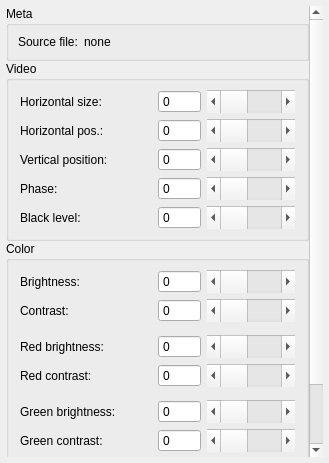
First picture: the form in src/display/qt/dialogs/ui/video_and_color_dialog.ui, repository mrehkopf/vcs, before the edit.
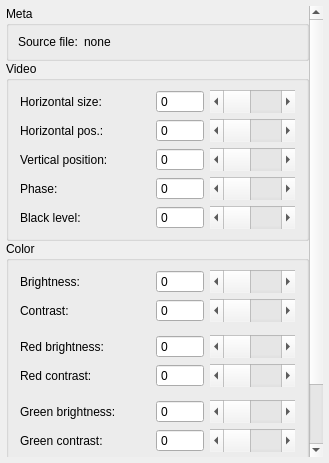
Second picture: the form after the edit.

Commit message:
GUI: Tweak layout of video/color adjust dialog
I don't like the layout of this dialog still. Too much space is used up
by descriptive labels, etc. But for now it is what is is.

```diff
--- a/src/display/qt/dialogs/ui/video_and_color_dialog.ui
+++ b/src/display/qt/dialogs/ui/video_and_color_dialog.ui
@@ -119,11 +119,17 @@
           <item row="3" column="1">
            <widget class="QSpinBox" name="spinBox_videoVerPos">
             <property name="sizePolicy">
-             <sizepolicy hsizetype="Preferred" vsizetype="Preferred">
+             <sizepolicy hsizetype="Maximum" vsizetype="Preferred">
               <horstretch>0</horstretch>
               <verstretch>0</verstretch>
              </sizepolicy>
             </property>
+            <property name="minimumSize">
+             <size>
+              <width>48</width>
+              <height>0</height>
+             </size>
+            </property>
             <property name="buttonSymbols">
              <enum>QAbstractSpinBox::NoButtons</enum>
             </property>
@@ -158,11 +164,17 @@
           <item row="4" column="1">
            <widget class="QSpinBox" name="spinBox_videoPhase">
             <property name="sizePolicy">
-             <sizepolicy hsizetype="Preferred" vsizetype="Preferred">
+             <sizepolicy hsizetype="Maximum" vsizetype="Preferred">
               <horstretch>0</horstretch>
               <verstretch>0</verstretch>
              </sizepolicy>
             </property>
+            <property name="minimumSize">
+             <size>
+              <width>48</width>
+              <height>0</height>
+             </size>
+            </property>
             <property name="buttonSymbols">
              <enum>QAbstractSpinBox::NoButtons</enum>
             </property>
@@ -183,6 +195,18 @@
           </item>
           <item row="4" column="0">
            <widget class="QLabel" name="label_4">
+            <property name="sizePolicy">
+             <sizepolicy hsizetype="Maximum" vsizetype="Preferred">
+              <horstretch>0</horstretch>
+              <verstretch>0</verstretch>
+             </sizepolicy>
+            </property>
+            <property name="minimumSize">
+             <size>
+              <width>130</width>
+              <height>0</height>
+             </size>
+            </property>
             <property name="text">
              <string>Phase:</string>
             </property>
@@ -206,6 +230,18 @@
           </item>
           <item row="1" column="0">
            <widget class="QLabel" name="label">
+            <property name="sizePolicy">
+             <sizepolicy hsizetype="Maximum" vsizetype="Preferred">
+              <horstretch>0</horstretch>
+              <verstretch>0</verstretch>
+             </sizepolicy>
+            </property>
+            <property name="minimumSize">
+             <size>
+              <width>130</width>
+              <height>0</height>
+             </size>
+            </property>
             <property name="text">
              <string>Horizontal pos.:</string>
             </property>
@@ -213,6 +249,18 @@
           </item>
           <item row="0" column="0">
            <widget class="QLabel" name="label_2">
+            <property name="sizePolicy">
+             <sizepolicy hsizetype="Maximum" vsizetype="Preferred">
+              <horstretch>0</horstretch>
+              <verstretch>0</verstretch>
+             </sizepolicy>
+            </property>
+            <property name="minimumSize">
+             <size>
+              <width>130</width>
+              <height>0</height>
+             </size>
+            </property>
             <property name="text">
              <string>Horizontal size:</string>
             </property>
@@ -220,6 +268,18 @@
           </item>
           <item row="3" column="0">
            <widget class="QLabel" name="label_3">
+            <property name="sizePolicy">
+             <sizepolicy hsizetype="Maximum" vsizetype="Preferred">
+              <horstretch>0</horstretch>
+              <verstretch>0</verstretch>
+             </sizepolicy>
+            </property>
+            <property name="minimumSize">
+             <size>
+              <width>130</width>
+              <height>0</height>
+             </size>
+            </property>
             <property name="text">
              <string>Vertical position:</string>
             </property>
@@ -228,11 +288,17 @@
           <item row="1" column="1">
            <widget class="QSpinBox" name="spinBox_videoHorPos">
             <property name="sizePolicy">
-             <sizepolicy hsizetype="Preferred" vsizetype="Preferred">
+             <sizepolicy hsizetype="Maximum" vsizetype="Preferred">
               <horstretch>0</horstretch>
               <verstretch>0</verstretch>
              </sizepolicy>
             </property>
+            <property name="minimumSize">
+             <size>
+              <width>48</width>
+              <height>0</height>
+             </size>
+            </property>
             <property name="buttonSymbols">
              <enum>QAbstractSpinBox::NoButtons</enum>
             </property>
@@ -240,6 +306,18 @@
           </item>
           <item row="5" column="0">
            <widget class="QLabel" name="label_5">
+            <property name="sizePolicy">
+             <sizepolicy hsizetype="Maximum" vsizetype="Preferred">
+              <horstretch>0</horstretch>
+              <verstretch>0</verstretch>
+             </sizepolicy>
+            </property>
+            <property name="minimumSize">
+             <size>
+              <width>130</width>
+              <height>0</height>
+             </size>
+            </property>
             <property name="text">
              <string>Black level:</string>
             </property>
@@ -261,11 +339,17 @@
           <item row="0" column="1">
            <widget class="QSpinBox" name="spinBox_videoHorSize">
             <property name="sizePolicy">
-             <sizepolicy hsizetype="Preferred" vsizetype="Preferred">
+             <sizepolicy hsizetype="Maximum" vsizetype="Preferred">
               <horstretch>0</horstretch>
               <verstretch>0</verstretch>
              </sizepolicy>
             </property>
+            <property name="minimumSize">
+             <size>
+              <width>48</width>
+              <height>0</height>
+             </size>
+            </property>
             <property name="buttonSymbols">
              <enum>QAbstractSpinBox::NoButtons</enum>
             </property>
@@ -274,11 +358,17 @@
           <item row="5" column="1">
            <widget class="QSpinBox" name="spinBox_videoBlackLevel">
             <property name="sizePolicy">
-             <sizepolicy hsizetype="Preferred" vsizetype="Preferred">
+             <sizepolicy hsizetype="Maximum" vsizetype="Preferred">
               <horstretch>0</horstretch>
               <verstretch>0</verstretch>
              </sizepolicy>
             </property>
+            <property name="minimumSize">
+             <size>
+              <width>48</width>
+              <height>0</height>
+             </size>
+            </property>
             <property name="buttonSymbols">
              <enum>QAbstractSpinBox::NoButtons</enum>
             </property>
@@ -344,11 +434,17 @@
           <item row="0" column="1">
            <widget class="QSpinBox" name="spinBox_colorBright">
             <property name="sizePolicy">
-             <sizepolicy hsizetype="Preferred" vsizetype="Preferred">
+             <sizepolicy hsizetype="Maximum" vsizetype="Preferred">
               <horstretch>0</horstretch>
               <verstretch>0</verstretch>
              </sizepolicy>
             </property>
+            <property name="minimumSize">
+             <size>
+              <width>48</width>
+              <height>0</height>
+             </size>
+            </property>
             <property name="buttonSymbols">
              <enum>QAbstractSpinBox::NoButtons</enum>
             </property>
@@ -357,11 +453,17 @@
           <item row="1" column="1">
            <widget class="QSpinBox" name="spinBox_colorContr">
             <property name="sizePolicy">
-             <sizepolicy hsizetype="Preferred" vsizetype="Preferred">
+             <sizepolicy hsizetype="Maximum" vsizetype="Preferred">
               <horstretch>0</horstretch>
               <verstretch>0</verstretch>
              </sizepolicy>
             </property>
+            <property name="minimumSize">
+             <size>
+              <width>48</width>
+              <height>0</height>
+             </size>
+            </property>
             <property name="buttonSymbols">
              <enum>QAbstractSpinBox::NoButtons</enum>
             </property>
@@ -383,11 +485,17 @@
           <item row="7" column="1">
            <widget class="QSpinBox" name="spinBox_colorContrGreen">
             <property name="sizePolicy">
-             <sizepolicy hsizetype="Preferred" vsizetype="Preferred">
+             <sizepolicy hsizetype="Maximum" vsizetype="Preferred">
               <horstretch>0</horstretch>
               <verstretch>0</verstretch>
              </sizepolicy>
             </property>
+            <property name="minimumSize">
+             <size>
+              <width>48</width>
+              <height>0</height>
+             </size>
+            </property>
             <property name="buttonSymbols">
              <enum>QAbstractSpinBox::NoButtons</enum>
             </property>
@@ -395,6 +503,18 @@
           </item>
           <item row="4" column="0">
            <widget class="QLabel" name="label_11">
+            <property name="sizePolicy">
+             <sizepolicy hsizetype="Maximum" vsizetype="Preferred">
+              <horstretch>0</horstretch>
+              <verstretch>0</verstretch>
+             </sizepolicy>
+            </property>
+            <property name="minimumSize">
+             <size>
+              <width>130</width>
+              <height>0</height>
+             </size>
+            </property>
             <property name="text">
              <string>Red contrast:</string>
             </property>
@@ -483,6 +603,18 @@
           </item>
           <item row="0" column="0">
            <widget class="QLabel" name="label_6">
+            <property name="sizePolicy">
+             <sizepolicy hsizetype="Maximum" vsizetype="Preferred">
+              <horstretch>0</horstretch>
+              <verstretch>0</verstretch>
+             </sizepolicy>
+            </property>
+            <property name="minimumSize">
+             <size>
+              <width>130</width>
+              <height>0</height>
+             </size>
+            </property>
             <property name="text">
              <string>Brightness:</string>
             </property>
@@ -494,11 +626,17 @@
           <item row="6" column="1">
            <widget class="QSpinBox" name="spinBox_colorBrightGreen">
             <property name="sizePolicy">
-             <sizepolicy hsizetype="Preferred" vsizetype="Preferred">
+             <sizepolicy hsizetype="Maximum" vsizetype="Preferred">
               <horstretch>0</horstretch>
               <verstretch>0</verstretch>
              </sizepolicy>
             </property>
+            <property name="minimumSize">
+             <size>
+              <width>48</width>
+              <height>0</height>
+             </size>
+            </property>
             <property name="buttonSymbols">
              <enum>QAbstractSpinBox::NoButtons</enum>
             </property>
@@ -519,6 +657,18 @@
           </item>
           <item row="3" column="0">
            <widget class="QLabel" name="label_8">
+            <property name="sizePolicy">
+             <sizepolicy hsizetype="Maximum" vsizetype="Preferred">
+              <horstretch>0</horstretch>
+              <verstretch>0</verstretch>
+             </sizepolicy>
+            </property>
+            <property name="minimumSize">
+             <size>
+              <width>130</width>
+              <height>0</height>
+             </size>
+            </property>
             <property name="text">
              <string>Red brightness:</string>
             </property>
@@ -530,11 +680,17 @@
           <item row="3" column="1">
            <widget class="QSpinBox" name="spinBox_colorBrightRed">
             <property name="sizePolicy">
-             <sizepolicy hsizetype="Preferred" vsizetype="Preferred">
+             <sizepolicy hsizetype="Maximum" vsizetype="Preferred">
               <horstretch>0</horstretch>
               <verstretch>0</verstretch>
              </sizepolicy>
             </property>
+            <property name="minimumSize">
+             <size>
+              <width>48</width>
+              <height>0</height>
+             </size>
+            </property>
             <property name="buttonSymbols">
              <enum>QAbstractSpinBox::NoButtons</enum>
             </property>
@@ -542,6 +698,18 @@
           </item>
           <item row="7" column="0">
            <widget class="QLabel" name="label_12">
+            <property name="sizePolicy">
+             <sizepolicy hsizetype="Maximum" vsizetype="Preferred">
+              <horstretch>0</horstretch>
+              <verstretch>0</verstretch>
+             </sizepolicy>
+            </property>
+            <property name="minimumSize">
+             <size>
+              <width>130</width>
+              <height>0</height>
+             </size>
+            </property>
             <property name="text">
              <string>Green contrast:</string>
             </property>
@@ -565,6 +733,18 @@
           </item>
           <item row="6" column="0">
            <widget class="QLabel" name="label_9">
+            <property name="sizePolicy">
+             <sizepolicy hsizetype="Maximum" vsizetype="Preferred">
+              <horstretch>0</horstretch>
+              <verstretch>0</verstretch>
+             </sizepolicy>
+            </property>
+            <property name="minimumSize">
+             <size>
+              <width>130</width>
+              <height>0</height>
+             </size>
+            </property>
             <property name="text">
              <string>Green brightness:</string>
             </property>
@@ -588,6 +768,18 @@
           </item>
           <item row="1" column="0">
            <widget class="QLabel" name="label_7">
+            <property name="sizePolicy">
+             <sizepolicy hsizetype="Maximum" vsizetype="Preferred">
+              <horstretch>0</horstretch>
+              <verstretch>0</verstretch>
+             </sizepolicy>
+            </property>
+            <property name="minimumSize">
+             <size>
+              <width>130</width>
+              <height>0</height>
+             </size>
+            </property>
             <property name="text">
              <string>Contrast:</string>
             </property>
@@ -625,11 +817,17 @@
           <item row="4" column="1">
            <widget class="QSpinBox" name="spinBox_colorContrRed">
             <property name="sizePolicy">
-             <sizepolicy hsizetype="Preferred" vsizetype="Preferred">
+             <sizepolicy hsizetype="Maximum" vsizetype="Preferred">
               <horstretch>0</horstretch>
               <verstretch>0</verstretch>
              </sizepolicy>
             </property>
+            <property name="minimumSize">
+             <size>
+              <width>48</width>
+              <height>0</height>
+             </size>
+            </property>
             <property name="buttonSymbols">
              <enum>QAbstractSpinBox::NoButtons</enum>
             </property>
```
Left out of the diff: 40 changed lines with no effect on the pictures.
